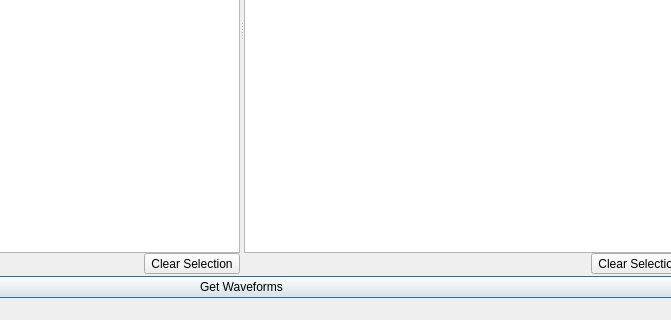
iris-edu/pyweed, file pyweed/gui/uic/MainWindow.ui: the form before one commit; both pictures show x 277 to 948 and y 274 to 594 of the 1037 by 594 pixel window.
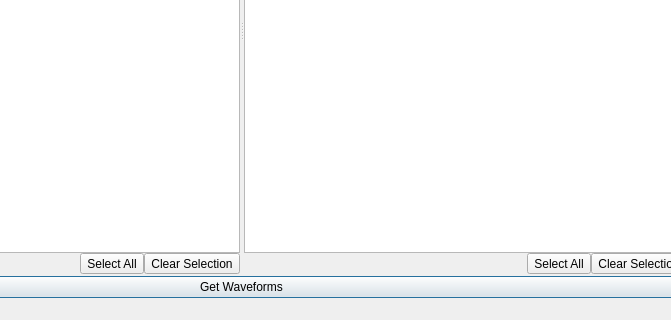
The form after the commit. Custom widgets are drawn as their Qt base class.

Commit message: Updated checkbox images for waveforms Auto-deselect when no data found Python 36/37 configs (WIP) Select All events/stations (WIP)

What changed in the file:
```diff
--- a/pyweed/gui/uic/MainWindow.ui
+++ b/pyweed/gui/uic/MainWindow.ui
@@ -247,6 +247,13 @@
                 </property>
                </widget>
               </item>
+              <item>
+               <widget class="QToolButton" name="allEventSelectionButton">
+                <property name="text">
+                 <string>Select All</string>
+                </property>
+               </widget>
+              </item>
               <item>
                <widget class="QToolButton" name="clearEventSelectionButton">
                 <property name="text">
@@ -348,6 +355,13 @@
                 </property>
                </widget>
               </item>
+              <item>
+               <widget class="QToolButton" name="allStationSelectionButton">
+                <property name="text">
+                 <string>Select All</string>
+                </property>
+               </widget>
+              </item>
               <item>
                <widget class="QToolButton" name="clearStationSelectionButton">
                 <property name="text">
```
The commit also changes 11 other files.
